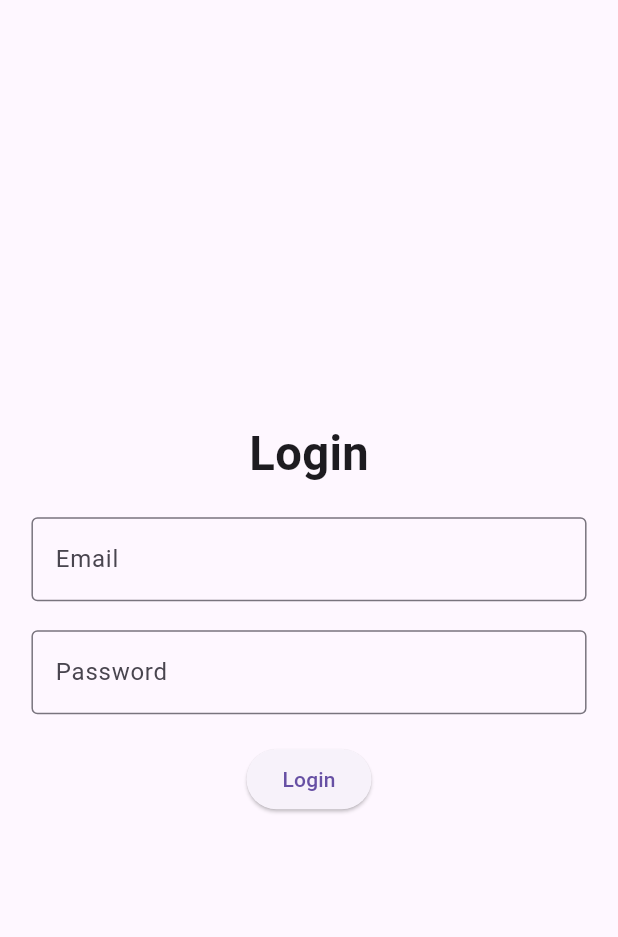
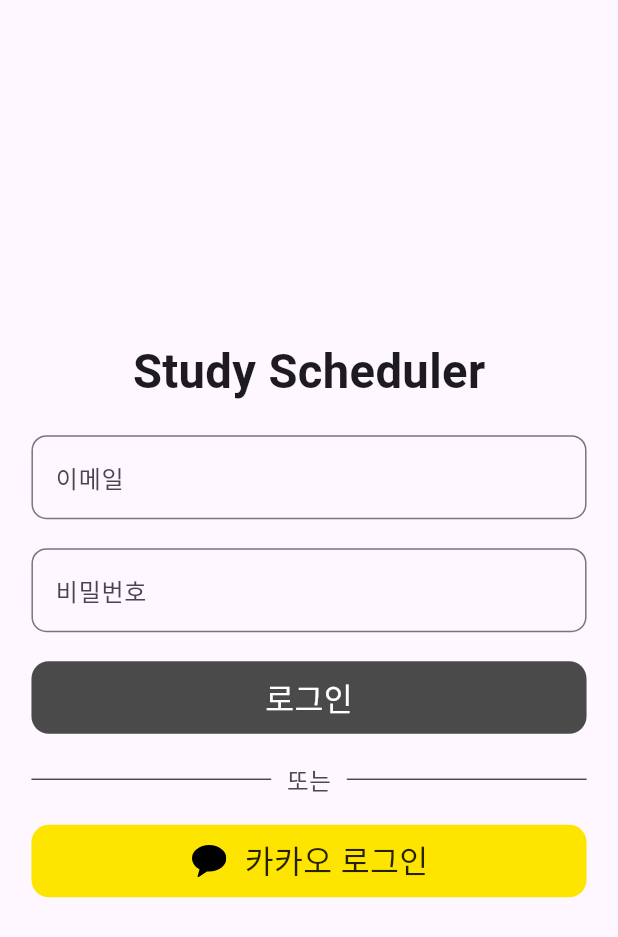
Before and after one commit to skku-comit/Flutter-CoMit-Study-Scheduler-App, a Flutter app: the LoginPage screen opened directly, on a phone screen of 412 x 824 dp. Shown: the top 937 px of the screen. Run offline on Flutter 3.47's test engine with Material 3 defaults, Android fonts, the phone set to English and light mode, and no system bars; our stand-ins replace flutter_platform_widgets, flutter_screenutil, flutter_svg, get, table_calendar; missing offline and left inert: kakao_flutter_sdk_user.

Commit message:
:lipstick: Add login functionality and UI enhancements

```diff
--- a/lib/view/login_page.dart
+++ b/lib/view/login_page.dart
@@ -1,19 +1,54 @@
 import 'package:flutter/material.dart';
+import 'package:flutter/services.dart';
+import 'package:flutter_comit_study_scheduler_app/view/home_page.dart';
 import 'package:flutter_screenutil/flutter_screenutil.dart';
+import 'package:flutter_svg/flutter_svg.dart';
+import 'package:kakao_flutter_sdk_user/kakao_flutter_sdk_user.dart';
+import 'package:get/get.dart';
 
 class LoginPage extends StatelessWidget {
   const LoginPage({super.key});
+
+  void kakaologin() async {
+    if (await isKakaoTalkInstalled()) {
+      try {
+        await UserApi.instance.loginWithKakaoTalk();
+        print('카카오톡으로 로그인 성공!');
+      } catch (error) {
+        print(error);
+
+        if (error is PlatformException && error.code == 'CANCELED') {
+          return;
+        }
+        try {
+          await UserApi.instance.loginWithKakaoAccount();
+          print('카카오계정으로 로그인 성공!');
+        } catch (error) {
+          print(error);
+        }
+      }
+    } else {
+      print('카카오톡이 설치되어 있지 않습니다.');
+      try {
+        await UserApi.instance.loginWithKakaoAccount();
+        print('카카오계정으로 로그인 성공!');
+      } catch (error) {
+        print('카카오계정으로 로그인 실패 $error');
+      }
+    }
+  }
 
   @override
   Widget build(BuildContext context) {
     return Scaffold(
       body: Container(
+        width: double.infinity,
         padding: EdgeInsets.symmetric(horizontal: 20.w),
         child: Column(
           mainAxisAlignment: MainAxisAlignment.center,
           children: [
             Text(
-              'Login',
+              'Study Scheduler',
               style: TextStyle(
                 fontSize: 30.sp,
                 fontWeight: FontWeight.bold,
@@ -22,22 +57,94 @@
             SizedBox(height: 20.h),
             TextField(
               decoration: InputDecoration(
-                border: OutlineInputBorder(),
-                labelText: 'Email',
+                hintText: '이메일',
+                border: OutlineInputBorder(
+                  borderRadius: BorderRadius.circular(10),
+                ),
               ),
             ),
             SizedBox(height: 20.h),
             TextField(
               decoration: InputDecoration(
-                border: OutlineInputBorder(),
-                labelText: 'Password',
+                hintText: '비밀번호',
+                border: OutlineInputBorder(
+                  borderRadius: BorderRadius.circular(10),
+                ),
               ),
-              obscureText: true,
             ),
             SizedBox(height: 20.h),
-            ElevatedButton(
-              onPressed: () {},
-              child: Text('Login'),
+            InkWell(
+              onTap: (() => Get.to(HomePage())),
+              child: Ink(
+                decoration: BoxDecoration(
+                  borderRadius: BorderRadius.circular(12.r),
+                  color: Color(0XFF4A4A4A),
+                ),
+                width: double.infinity,
+                height: 50.h,
+                child: Container(
+                  alignment: Alignment.center,
+                  child: Text('로그인',
+                      style:
+                          TextStyle(fontSize: 20.sp, color: Color(0XFFFFFFFF))),
+                ),
+              ),
+            ),
+            SizedBox(height: 20.h),
+            // add thin line
+            Row(
+              children: [
+                Expanded(
+                  child: Container(
+                    height: 1.h,
+                    color: Color(0XFF4A4A4A),
+                  ),
+                ),
+                SizedBox(width: 10.w),
+                Text(
+                  '또는',
+                  style: TextStyle(
+                    fontSize: 15.sp,
+                    color: Color(0XFF4A4A4A),
+                  ),
+                ),
+                SizedBox(width: 10.w),
+                Expanded(
+                  child: Container(
+                    height: 1.h,
+                    color: Color(0XFF4A4A4A),
+                  ),
+                ),
+              ],
+            ),
+            SizedBox(height: 20.h),
+            InkWell(
+              onTap: () => kakaologin(),
+              child: Ink(
+                decoration: BoxDecoration(
+                  borderRadius: BorderRadius.circular(12.r),
+                  color: Color(0XFFFEE500),
+                ),
+                width: double.infinity,
+                height: 50.h,
+                child: Container(
+                  alignment: Alignment.center,
+                  child: Row(
+                    mainAxisAlignment: MainAxisAlignment.center,
+                    children: [
+                      SvgPicture.asset(
+                        'assets/images/kakao_logo.svg',
+                        width: 25.w,
+                        height: 25.h,
+                      ),
+                      SizedBox(width: 10.w),
+                      Text('카카오 로그인',
+                          style: TextStyle(
+                              fontSize: 20.sp, color: Color(0xD9000000))),
+                    ],
+                  ),
+                ),
+              ),
             ),
           ],
         ),
```
